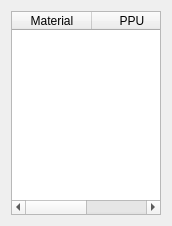
Above: main_program/gui_interface_designs/material_widget_design.ui from yimenhfeifei/josm-invoice before the change. Below: the same form after it.
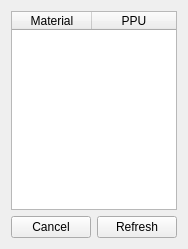
That is the form after the change.

The edit to the form file:
```diff
--- a/main_program/gui_interface_designs/material_widget_design.ui
+++ b/main_program/gui_interface_designs/material_widget_design.ui
@@ -6,8 +6,8 @@
    <rect>
     <x>0</x>
     <y>0</y>
-    <width>172</width>
-    <height>226</height>
+    <width>186</width>
+    <height>249</height>
    </rect>
   </property>
   <property name="windowTitle">
@@ -28,6 +28,21 @@
        <height>400</height>
       </size>
      </property>
+     <property name="editTriggers">
+      <set>QAbstractItemView::NoEditTriggers</set>
+     </property>
+     <property name="dragDropOverwriteMode">
+      <bool>false</bool>
+     </property>
+     <property name="alternatingRowColors">
+      <bool>true</bool>
+     </property>
+     <property name="selectionMode">
+      <enum>QAbstractItemView::SingleSelection</enum>
+     </property>
+     <property name="selectionBehavior">
+      <enum>QAbstractItemView::SelectRows</enum>
+     </property>
      <attribute name="horizontalHeaderCascadingSectionResizes">
       <bool>true</bool>
      </attribute>
@@ -49,6 +64,24 @@
      </column>
     </widget>
    </item>
+   <item>
+    <layout class="QHBoxLayout" name="horizontalLayout">
+     <item>
+      <widget class="QPushButton" name="pushButton">
+       <property name="text">
+        <string>Cancel</string>
+       </property>
+      </widget>
+     </item>
+     <item>
+      <widget class="QPushButton" name="pushButton_2">
+       <property name="text">
+        <string>Refresh</string>
+       </property>
+      </widget>
+     </item>
+    </layout>
+   </item>
   </layout>
  </widget>
  <resources/>
```
